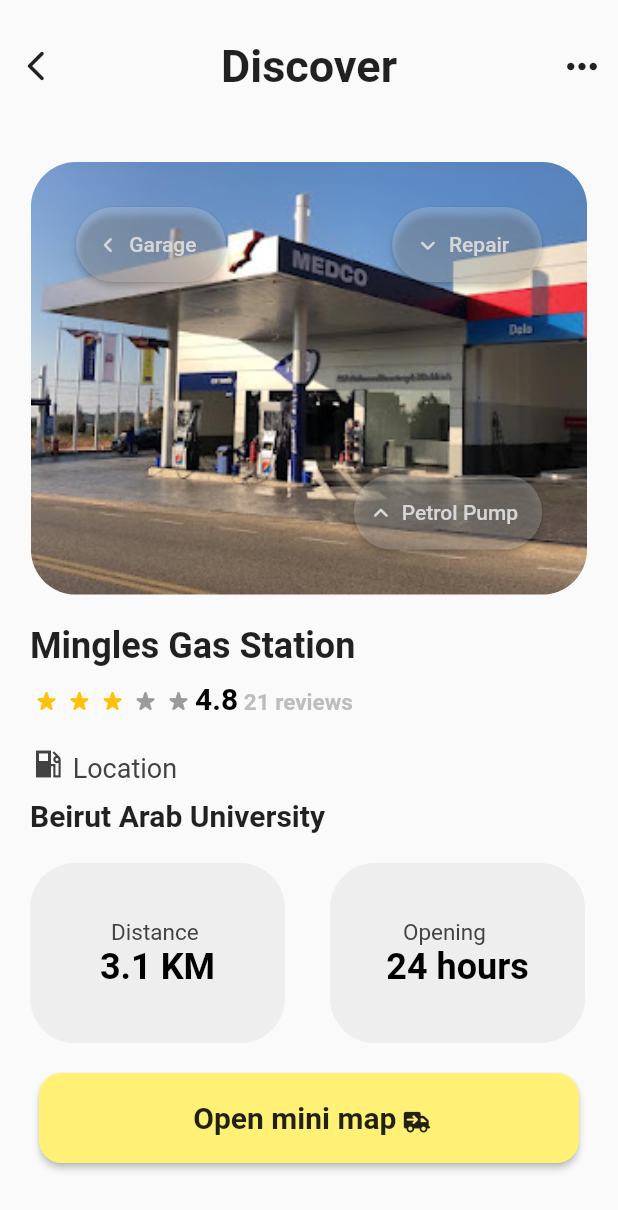
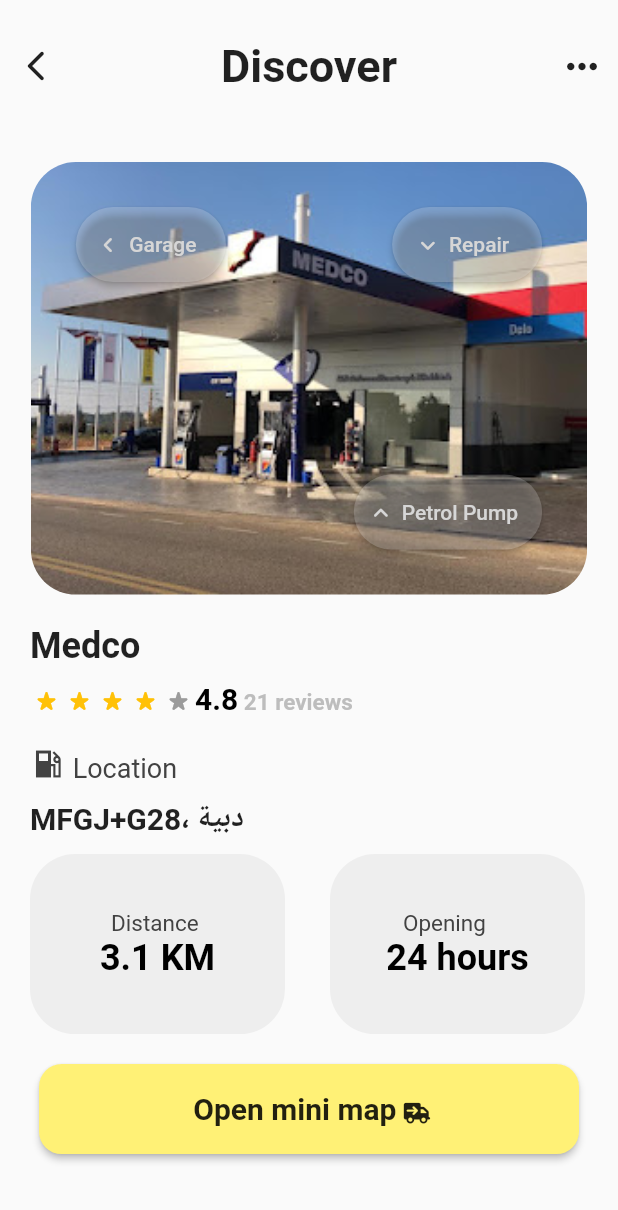
Before and after one commit to Compzool/SmartGas, a Flutter app: the DisplayLocations screen opened directly, after a tap on "Medco", on a phone screen of 412 x 824 dp. Shown: the top 1210 px of the screen. Run offline on Flutter 3.47's test engine with Material 2 defaults, Android fonts, the phone set to English and light mode, and no system bars; drawn by our look-alikes of flutter_rating_bar; our stand-ins replace cloud_firestore, firebase_auth, firebase_core, flutter_svg, font_awesome_flutter, geocoding and 6 more; accounts and stored records are empty.

Commit message:
commit on mingles2.0

```diff
--- a/lib/services/locations.dart
+++ b/lib/services/locations.dart
@@ -15,7 +15,7 @@
     name: 'IPT',
     urlImage: 'assets/images/IPT.jpg',
     addressLine1: 'MCVH+HFV, Damour',
-    starRating: 4,
+    starRating: 3,
     latitude: 'NORTH LAT 33',
     longitude: 'EAST LNG 35',
     reviews: Reviews.allReviews,
@@ -24,7 +24,7 @@
     name: 'Hypco',
     urlImage: 'assets/images/hypco.png',
     addressLine1: 'MCQH+VJW، سعديات،',
-    starRating: 4,
+    starRating: 5,
     latitude: 'NORTH LAT 33',
     longitude: 'EAST LNG 35',
     reviews: Reviews.allReviews,
--- a/lib/views/gas_station/components/gas_station_details.dart
+++ b/lib/views/gas_station/components/gas_station_details.dart
@@ -2,14 +2,18 @@
 import 'package:flutter_rating_bar/flutter_rating_bar.dart';
 import 'package:font_awesome_flutter/font_awesome_flutter.dart';
 import 'package:get/get.dart';
+import 'package:smartgas/controllers/location_controller.dart';
+import 'package:smartgas/models/location.dart';
+import 'package:smartgas/services/location_service.dart';
 
 class GasDetails extends StatelessWidget {
   final int index;
-  const GasDetails({Key? key, required this.index}) : super(key: key);
+  final Location location;
+  const GasDetails({Key? key, required this.location, required this.index})
+      : super(key: key);
 
   @override
   Widget build(BuildContext context) {
-    List images = ["medco.jpg", "IPT.jpg", "hypco.png"];
     double width = MediaQuery.of(context).size.width * 0.9;
     double height = MediaQuery.of(context).size.height * 0.35;
     return Scaffold(
@@ -56,7 +60,7 @@
                   decoration: BoxDecoration(
                     borderRadius: BorderRadius.circular(30),
                     image: DecorationImage(
-                        image: AssetImage("assets/images/${images[index]}"),
+                        image: AssetImage(location.urlImage),
                         fit: BoxFit.cover),
                   ),
                 ),
@@ -139,7 +143,7 @@
           Container(
             margin: EdgeInsets.only(left: 20),
             child: Text(
-              "Mingles Gas Station",
+              location.name,
               style: TextStyle(fontSize: 24, fontWeight: FontWeight.bold),
             ),
           ),
@@ -154,7 +158,7 @@
                   WidgetSpan(
                     child: RatingBar.builder(
                       itemSize: 18,
-                      initialRating: 3,
+                      initialRating: (location.starRating).toDouble(),
                       minRating: 1,
                       direction: Axis.horizontal,
                       allowHalfRating: true,
@@ -211,14 +215,14 @@
           Container(
             margin: EdgeInsets.only(left: 20),
             child: Text(
-              "Beirut Arab University",
+              "${location.addressLine1}",
               style: TextStyle(
                   fontSize: 20,
                   fontWeight: FontWeight.bold,
                   color: Colors.black87),
             ),
           ),
-          SizedBox(height: 20),
+          SizedBox(height: 10),
           Row(
             //mainAxisAlignment: MainAxisAlignment.spaceAround,
             children: [
@@ -297,7 +301,9 @@
           ),
           Center(
             child: ElevatedButton(
-              onPressed: () {},
+              onPressed: () {
+                EnterMap.launchMap(location.addressLine1);
+              },
               child: RichText(
                   text: TextSpan(children: [
                 TextSpan(
--- a/lib/views/locations_screen/components/location_widget.dart
+++ b/lib/views/locations_screen/components/location_widget.dart
@@ -40,7 +40,7 @@
             child: GestureDetector(
               onPanUpdate: onPanUpdate,
               onTap: () {
-                Get.to(() => GasDetails(index: widget.index),
+                Get.to(() => GasDetails(location: widget.location,index: widget.index),
                     transition: Transition.fade);
               },
               child: ImageWidget(location: widget.location),
--- a/lib/views/locations_screen/display_locations.dart
+++ b/lib/views/locations_screen/display_locations.dart
@@ -67,8 +67,8 @@
           currentIndex = index;
         }),
         elevation: 0,
-        unselectedItemColor: Colors.white54,
-        selectedItemColor: Colors.white,
+        unselectedItemColor: Colors.white,
+        selectedItemColor: Colors.greenAccent,
         backgroundColor: HexColor("#f9e8d8"),
         showSelectedLabels: true,
         showUnselectedLabels: false,
```
